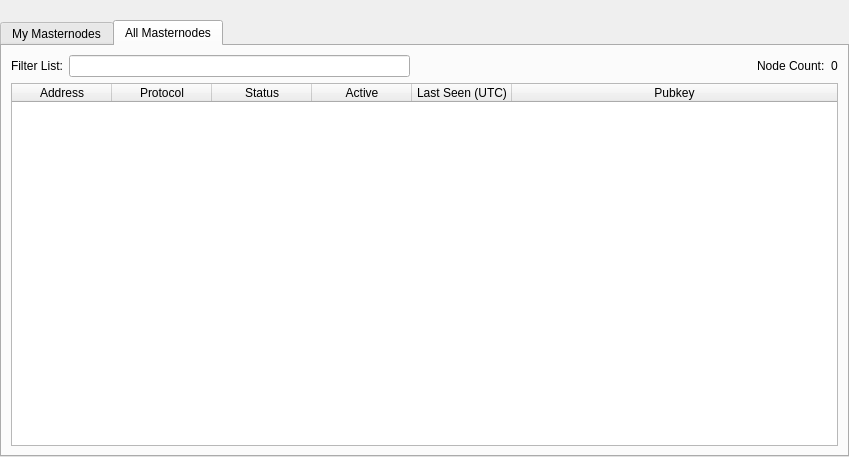
Before: the Qt Designer form src/qt/forms/masternodelist.ui in decenomy/PNY, drawn with Qt 5.
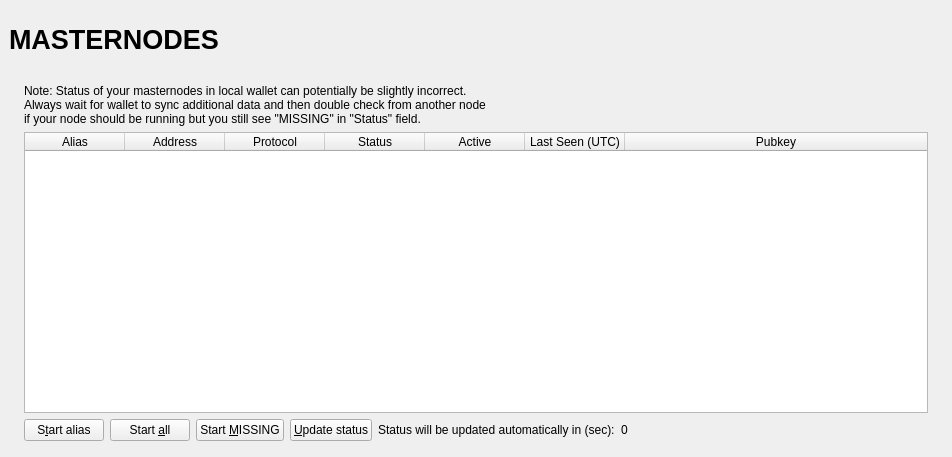
After: the same form once the commit is applied. The open tabs and pages were chosen to show the change.

What changed in the file:
```diff
--- a/src/qt/forms/masternodelist.ui
+++ b/src/qt/forms/masternodelist.ui
@@ -6,17 +6,37 @@
    <rect>
     <x>0</x>
     <y>0</y>
-    <width>849</width>
+    <width>723</width>
     <height>457</height>
    </rect>
   </property>
   <property name="windowTitle">
    <string>Form</string>
   </property>
-  <layout class="QVBoxLayout" name="topLayout">
+  <layout class="QVBoxLayout" name="topLayout" stretch="0">
    <property name="leftMargin">
+    <number>9</number>
+   </property>
+   <property name="topMargin">
+    <number>9</number>
+   </property>
+   <property name="rightMargin">
+    <number>9</number>
+   </property>
+   <property name="bottomMargin">
+    <number>9</number>
+   </property>
+   <item>
+    <layout class="QVBoxLayout" name="verticalLayout_Master" stretch="0,1">
+     <property name="spacing">
     <number>0</number>
    </property>
+     <item>
+      <widget class="QFrame" name="frame_Header">
+       <layout class="QVBoxLayout" name="verticalLayout_4">
+        <property name="leftMargin">
+         <number>0</number>
+        </property>
    <property name="topMargin">
     <number>0</number>
    </property>
@@ -27,57 +47,135 @@
     <number>0</number>
    </property>
    <item>
+         <layout class="QHBoxLayout" name="horizontalLayout_Header" stretch="1,0,1">
+          <item>
+           <widget class="QLabel" name="labelOverviewHeaderLeft">
+            <property name="minimumSize">
+             <size>
+              <width>464</width>
+              <height>60</height>
+             </size>
+            </property>
+            <property name="maximumSize">
+             <size>
+              <width>16777215</width>
+              <height>60</height>
+             </size>
+            </property>
+            <property name="font">
+             <font>
+              <pointsize>20</pointsize>
+              <weight>75</weight>
+              <bold>true</bold>
+             </font>
+            </property>
+            <property name="text">
+             <string>MASTERNODES</string>
+            </property>
+           </widget>
+          </item>
+          <item>
+           <spacer name="horizontalSpacer">
+            <property name="orientation">
+             <enum>Qt::Horizontal</enum>
+            </property>
+            <property name="sizeHint" stdset="0">
+             <size>
+              <width>40</width>
+              <height>20</height>
+             </size>
+            </property>
+           </spacer>
+          </item>
+          <item>
+           <widget class="QLabel" name="labelOverviewHeaderRight">
+            <property name="minimumSize">
+             <size>
+              <width>464</width>
+              <height>60</height>
+             </size>
+            </property>
+            <property name="maximumSize">
+             <size>
+              <width>16777215</width>
+              <height>60</height>
+             </size>
+            </property>
+            <property name="font">
+             <font>
+              <pointsize>14</pointsize>
+             </font>
+            </property>
+            <property name="text">
+             <string/>
+            </property>
+            <property name="alignment">
+             <set>Qt::AlignRight|Qt::AlignTrailing|Qt::AlignVCenter</set>
+            </property>
+           </widget>
+          </item>
+         </layout>
+        </item>
+       </layout>
+      </widget>
+     </item>
+     <item>
+      <widget class="QFrame" name="frame_BG">
+       <layout class="QVBoxLayout" name="verticalLayout_3">
+        <property name="leftMargin">
+         <number>6</number>
+        </property>
+        <property name="topMargin">
+         <number>6</number>
+        </property>
+        <property name="rightMargin">
+         <number>6</number>
+        </property>
+        <property name="bottomMargin">
+         <number>6</number>
+        </property>
+        <item>
+         <widget class="QFrame" name="frame_Content">
     <layout class="QVBoxLayout" name="verticalLayout">
+           <property name="spacing">
+            <number>0</number>
+           </property>
+           <property name="leftMargin">
+            <number>0</number>
+           </property>
+           <property name="topMargin">
+            <number>0</number>
+           </property>
+           <property name="rightMargin">
+            <number>0</number>
+           </property>
      <property name="bottomMargin">
       <number>0</number>
      </property>
      <item>
-      <spacer name="horizontalSpacer0">
-       <property name="orientation">
-        <enum>Qt::Horizontal</enum>
-       </property>
-       <property name="sizeHint" stdset="0">
-        <size>
-         <width>40</width>
-         <height>20</height>
-        </size>
-       </property>
-      </spacer>
-     </item>
-     <item>
-      <widget class="QTabWidget" name="tabWidget">
-       <property name="currentIndex">
-        <number>0</number>
-       </property>
-       <widget class="QWidget" name="tabMyMasternodes">
-        <attribute name="title">
-         <string>My Masternodes</string>
-        </attribute>
         <layout class="QGridLayout" name="gridLayout_2">
+             <property name="spacing">
+              <number>2</number>
+             </property>
          <item row="0" column="0">
+              <widget class="QFrame" name="frameList">
           <layout class="QVBoxLayout" name="verticalLayout_2">
            <property name="bottomMargin">
-            <number>0</number>
+                 <number>1</number>
            </property>
            <item>
             <layout class="QHBoxLayout" name="horizontalLayout_note">
              <property name="bottomMargin">
               <number>0</number>
              </property>
-            </layout>
-           </item>
            <item>
             <widget class="QLabel" name="updateNote">
              <property name="text">
-              <string>&lt;html&gt;&lt;head/&gt;&lt;body&gt;&lt;p&gt;&lt;span style=&quot; font-weight:600;&quot;&gt;Note: &lt;/span&gt;Status of your masternodes in local wallet can potentially be slightly incorrect.&lt;br/&gt;Always wait for wallet to sync additional data and then double check from another node&lt;br/&gt;if your node should be running but you still see &amp;quot;MISSING&amp;quot; in &amp;quot;Status&amp;quot; field.&lt;/p&gt;&lt;/body&gt;&lt;/html&gt;</string>
-             </property>
-             <property name="openExternalLinks">
-              <bool>true</bool>
-             </property>
-             <property name="textInteractionFlags">
-              <set>Qt::LinksAccessibleByMouse|Qt::TextSelectableByKeyboard|Qt::TextSelectableByMouse</set>
-             </property>
-            </widget>
+                     <string>Note: Status of your masternodes in local wallet can potentially be slightly incorrect.&lt;br /&gt;Always wait for wallet to sync additional data and then double check from another node&lt;br /&gt;if your node should be running but you still see &quot;MISSING&quot; in &quot;Status&quot; field.</string>
+                    </property>
+                   </widget>
+                  </item>
+                 </layout>
            </item>
            <item>
             <widget class="QTableWidget" name="tableWidgetMyMasternodes">
@@ -242,150 +340,14 @@
             </layout>
            </item>
           </layout>
-         </item>
-        </layout>
-       </widget>
-       <widget class="QWidget" name="tabAllMasternodes">
-        <attribute name="title">
-         <string>All Masternodes</string>
-        </attribute>
-        <layout class="QGridLayout" name="gridLayout">
-         <item row="1" column="0">
-          <widget class="QTableWidget" name="tableWidgetMasternodes">
-           <property name="palette">
-            <palette>
-             <active>
-              <colorrole role="Text">
-               <brush brushstyle="SolidPattern">
-                <color alpha="255">
-                 <red>51</red>
-                 <green>51</green>
-                 <blue>51</blue>
-                </color>
-               </brush>
-              </colorrole>
-             </active>
-             <inactive>
-              <colorrole role="Text">
-               <brush brushstyle="SolidPattern">
-                <color alpha="255">
-                 <red>51</red>
-                 <green>51</green>
-                 <blue>51</blue>
-                </color>
-               </brush>
-              </colorrole>
-             </inactive>
-             <disabled>
-              <colorrole role="Text">
-               <brush brushstyle="SolidPattern">
-                <color alpha="255">
-                 <red>85</red>
-                 <green>85</green>
-                 <blue>85</blue>
-                </color>
-               </brush>
-              </colorrole>
-             </disabled>
-            </palette>
-           </property>
-           <property name="editTriggers">
-            <set>QAbstractItemView::NoEditTriggers</set>
-           </property>
-           <property name="alternatingRowColors">
-            <bool>true</bool>
-           </property>
-           <property name="selectionBehavior">
-            <enum>QAbstractItemView::SelectRows</enum>
-           </property>
-           <property name="sortingEnabled">
-            <bool>true</bool>
-           </property>
-           <attribute name="horizontalHeaderStretchLastSection">
-            <bool>true</bool>
-           </attribute>
-           <column>
-            <property name="text">
-             <string>Address</string>
-            </property>
-           </column>
-           <column>
-            <property name="text">
-             <string>Protocol</string>
-            </property>
-           </column>
-           <column>
-            <property name="text">
-             <string>Status</string>
-            </property>
-           </column>
-           <column>
-            <property name="text">
-             <string>Active</string>
-            </property>
-           </column>
-           <column>
-            <property name="text">
-             <string>Last Seen (UTC)</string>
-            </property>
-           </column>
-           <column>
-            <property name="text">
-             <string>Pubkey</string>
-            </property>
-           </column>
-          </widget>
-         </item>
-         <item row="0" column="0">
-          <layout class="QHBoxLayout" name="horizontalLayout_3">
-           <property name="bottomMargin">
-            <number>0</number>
-           </property>
-           <item>
-            <widget class="QLabel" name="label_filter">
-             <property name="text">
-              <string>Filter List:</string>
-             </property>
-            </widget>
-           </item>
-           <item>
-            <widget class="QLineEdit" name="filterLineEdit">
-             <property name="toolTip">
-              <string>Filter masternode list</string>
-             </property>
-            </widget>
-           </item>
-           <item>
-            <spacer name="horizontalSpacer_3">
-             <property name="orientation">
-              <enum>Qt::Horizontal</enum>
-             </property>
-             <property name="sizeHint" stdset="0">
-              <size>
-               <width>10</width>
-               <height>20</height>
-              </size>
-             </property>
-            </spacer>
-           </item>
-           <item>
-            <widget class="QLabel" name="label_count">
-             <property name="text">
-              <string>Node Count:</string>
-             </property>
-            </widget>
-           </item>
-           <item>
-            <widget class="QLabel" name="countLabel">
-             <property name="text">
-              <string>0</string>
-             </property>
-            </widget>
-           </item>
+              </widget>
+             </item>
           </layout>
          </item>
         </layout>
        </widget>
+        </item>
+       </layout>
       </widget>
      </item>
     </layout>
```
Lines whose indentation alone changed are shown as unchanged.
